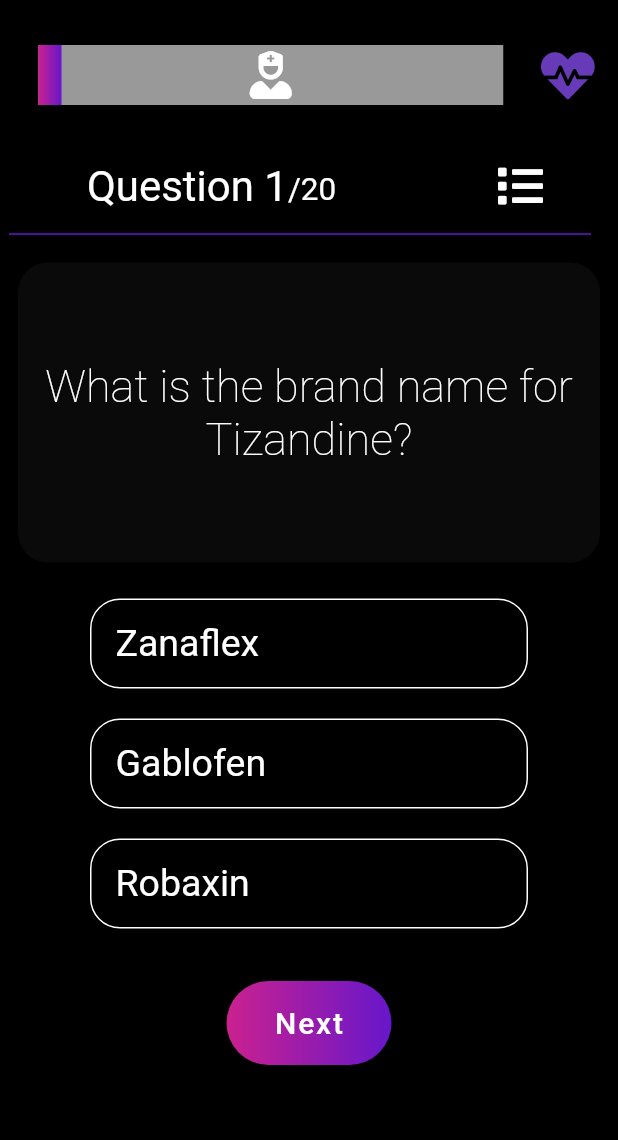
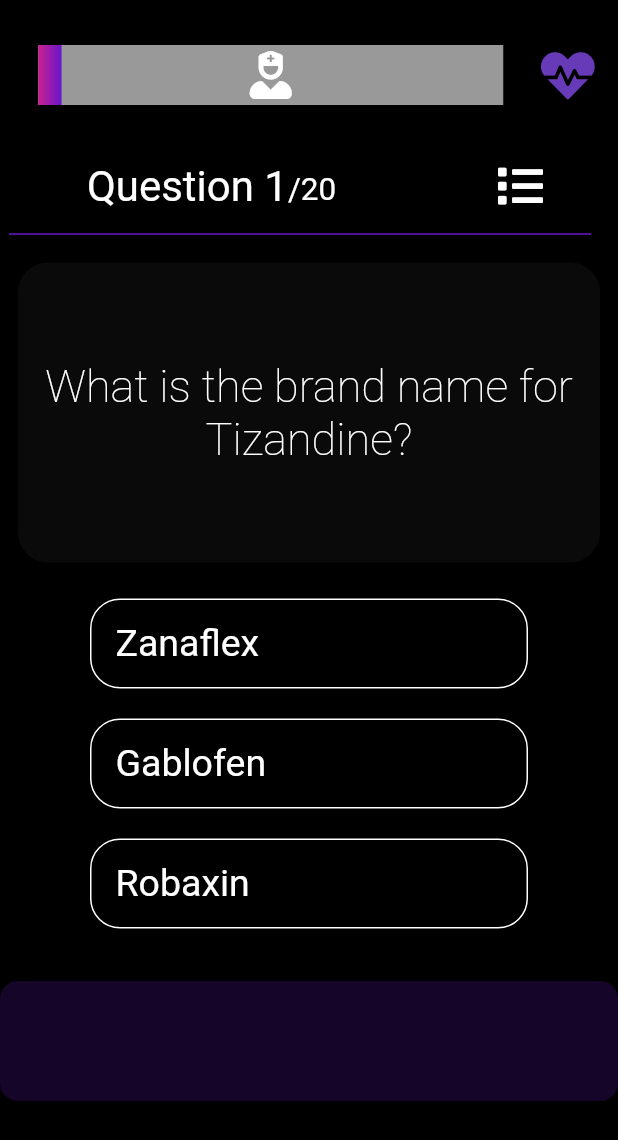
Before and after one commit to kingpush37/pharmu, a Flutter app: the screen it shows after launch, on a phone screen of 412 x 824 dp. Shown: the top 1140 px of the screen. Run offline on Flutter 3.47's test engine with Material 2 defaults, Android fonts, the phone set to English and light mode, and no system bars; drawn by our look-alikes of delayed_display, percent_indicator; our stand-ins replace font_awesome_flutter, google_fonts; Roboto replaces fonts that are missing (Prompt).

Commit message:
remove next button/added answer status container

```diff
--- a/lib/componets/constants.dart
+++ /dev/null
@@ -1,28 +0,0 @@
-import 'package:flutter/material.dart';
-import '../quiz_page.dart';
-import 'package:google_fonts/google_fonts.dart';
-import 'package:font_awesome_flutter/font_awesome_flutter.dart';
-
-const Color kActiveColor = Colors.deepPurple;
-const Color kInactiveColor = Colors.purpleAccent;
-
-//const customRow = Row(
-//mainAxisAlignment: MainAxisAlignment.spaceBetween,
-//children: <Widget>[
-//Text(
-//'text',
-//style: GoogleFonts.prompt(
-//color: Colors.white,
-//fontSize: 20.0,
-//),
-//),
-//IconButton(
-//iconSize: 30.0,
-//icon: FaIcon(
-//Icons.check_circle,
-//color: Colors.white //question == Question.ONE ? kActiveColor : kInactiveColor,
-//),
-//onPressed: null,
-//),
-//],
-//);
--- a/lib/componets/radio_container_button.dart
+++ b/lib/componets/radio_container_button.dart
@@ -3,6 +3,8 @@
 import 'package:flutter/material.dart';
 
 import 'package:google_fonts/google_fonts.dart';
+
+import 'package:delayed_display/delayed_display.dart';
 
   enum Shuffle {
   FIRST,
@@ -32,11 +34,14 @@ class RadioContainerButton extends StatelessWidget {
       child: RadioListTile<Shuffle>(
           controlAffinity: ListTileControlAffinity.trailing,
           activeColor: Colors.deepPurpleAccent,
-          title: Text(title,
-            style: GoogleFonts.prompt(
-              color: Colors.white,
-              fontSize: 25.0,
-            ),),
+          title: DelayedDisplay(
+            delay: Duration(seconds: 1),
+            child: Text(title,
+              style: GoogleFonts.prompt(
+                color: Colors.white,
+                fontSize: 25.0,
+              ),),
+          ),
           value: value,
           groupValue: valueType,
           onChanged: function,),
--- a/lib/quiz_page.dart
+++ b/lib/quiz_page.dart
@@ -7,6 +7,7 @@ import 'componets/customCard.dart';
 import 'package:percent_indicator/percent_indicator.dart';
 import 'package:font_awesome_flutter/font_awesome_flutter.dart';
 import 'package:google_fonts/google_fonts.dart';
+
 
 class QuizPage extends StatefulWidget {
 
@@ -23,6 +24,7 @@ class _QuizPageState extends State<QuizPage> {
   var quizLength;
   var answerCount = 1;
   var questionCount = 1;
+  bool isCorrect = false;
   var linearIndicatorPoints;
 
 
@@ -169,9 +171,10 @@ void displayRandomAnswer() {
                   setState(() {
                     shuffle = value;
                     if (getAnswer[0] == database.checkAnswer()) {
+                      isCorrect = true;
+                      database.nextQuestion();
                       displayRandomAnswer();
                       updateLinearIndicator();
-                      database.nextQuestion();
                       shuffle = null;
 
                       questionCount++;
@@ -187,9 +190,10 @@ void displayRandomAnswer() {
                   setState(() {
                     shuffle = value;
                     if (getAnswer[1] == database.checkAnswer()) {
+                      isCorrect = true;
+                      database.nextQuestion();
                       displayRandomAnswer();
                       updateLinearIndicator();
-                      database.nextQuestion();
                       shuffle = null;
 
                       questionCount++;
@@ -205,9 +209,10 @@ void displayRandomAnswer() {
                 setState(() {
                   shuffle = value;
                   if (getAnswer[2] == database.checkAnswer()) {
+                    isCorrect = true;
+                    database.nextQuestion();
                     displayRandomAnswer();
                     updateLinearIndicator();
-                    database.nextQuestion();
                     shuffle = null;
 
                     questionCount++;
@@ -219,33 +224,24 @@ void displayRandomAnswer() {
               height: 25.0,
             ),
             // ***Next button***
-            FloatingActionButton(
-              backgroundColor: Colors.transparent,
-              onPressed: () {
-                setState(() {
-//                  database.nextQuestion();
-//                  answerList();
-//                  shuffle = null;
-//                  count++;
-                });
-              },
-              child: Container(
-                alignment: Alignment.center,
-                width: 110.0,
-                height: 80.0,
-                decoration: BoxDecoration(
-                  borderRadius: BorderRadius.circular(40.0),
-                  gradient: LinearGradient(colors: [
-                    Color(0xFFCB218E),
-                    Color(0xFF6617CB),
-                  ]),
-                ),
-                child: Text('Next',
-                  style: GoogleFonts.prompt(
-                    color: Colors.white,
-                    fontSize: 20.0,
+            Container(
+              width: 65.0,
+              height: 80.0,
+              decoration: BoxDecoration(
+                borderRadius: BorderRadius.circular(12.0),
+                color: Color(0xFF6617CB).withOpacity(0.2),
+              ),
+              child: Row(
+                mainAxisAlignment: MainAxisAlignment.center,
+                children: [
+                  Text(
+                   isCorrect ? 'Correct!' : ' ',
+                    style:GoogleFonts.prompt(
+                color: Color(0xFFCB218E),
+                fontSize: 25.0,
+              ),
                   ),
-                ),
+                ],
               ),
             ),
       ],
--- a/pubspec.yaml
+++ b/pubspec.yaml
@@ -27,6 +27,7 @@ dependencies:
   adobe_xd: ^0.1.0
   font_awesome_flutter: ^8.8.1
   google_fonts: ^1.1.0
+  delayed_display: ^1.0.3
 
 
   # The following adds the Cupertino Icons font to your application.
```
Also changed, not shown: pubspec.lock.
